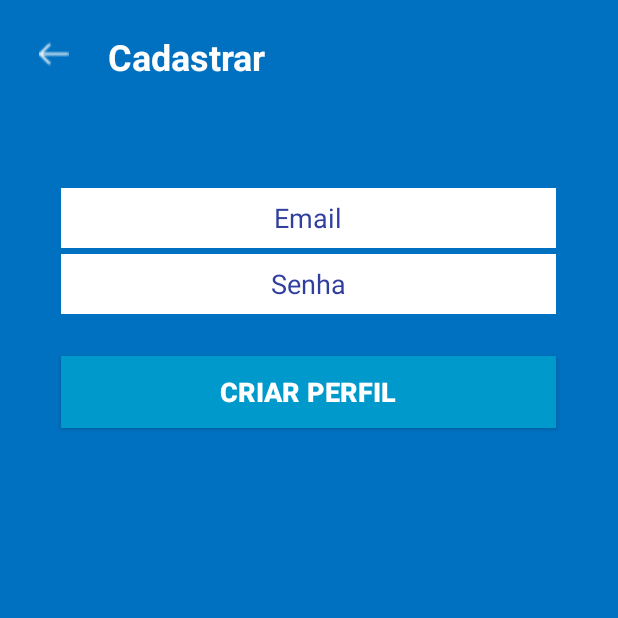
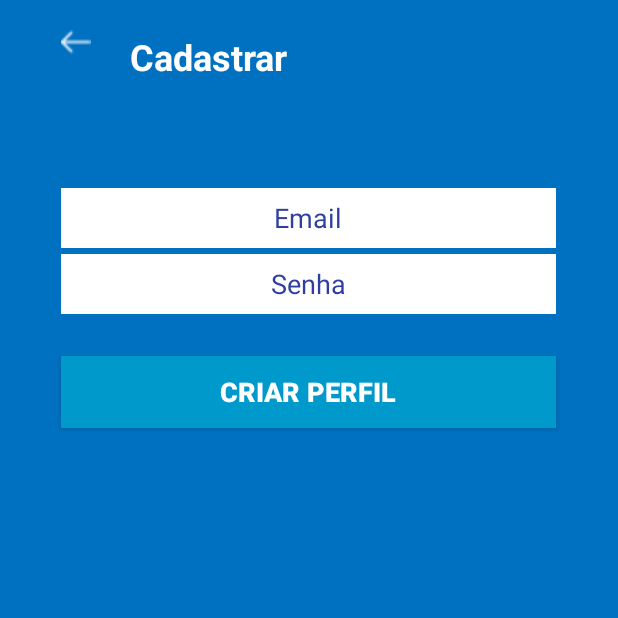
Before and after one commit to Matteuus/JavalingoAPK, an Android app: the CadastroActivity screen opened directly, with no data from a screen before it, on a phone screen of 412 x 824 dp, the top half of it. Run offline under Robolectric (Android 15) with nearby library versions, the phone set to English and light mode, and no system bars; our stand-ins replace Firebase (no records; nobody signed in at launch, a user with empty details on screens opened directly).

Commit message:
Correção de "pequenos" bugs

```diff
--- a/app/src/main/java/com/example/rfael/javalingo/CadastroActivity.java
+++ b/app/src/main/java/com/example/rfael/javalingo/CadastroActivity.java
@@ -69,6 +69,7 @@ public class CadastroActivity extends AppCompatActivity {
 
     public void voltartelalogin(View v){
         startActivity(new Intent(CadastroActivity.this, EntradaActivity.class));
+
     }
 
 }
--- a/app/src/main/res/layout/cadastro.xml
+++ b/app/src/main/res/layout/cadastro.xml
@@ -11,11 +11,12 @@
         style="@style/Widget.AppCompat.Button.Borderless"
         android:layout_width="20dp"
         android:layout_height="20dp"
-        android:layout_marginLeft="26dp"
-        android:layout_marginStart="26dp"
-        android:layout_marginTop="26dp"
         android:background="@drawable/voltar"
-        android:onClick="começar" />
+        android:onClick="voltartelalogin"
+        android:layout_alignBaseline="@+id/textView2"
+        android:layout_alignBottom="@+id/textView2"
+        android:layout_alignLeft="@+id/ctEmail"
+        android:layout_alignStart="@+id/ctEmail" />
 
     <TextView
         android:id="@+id/textView2"
--- a/app/src/main/res/layout/entrada.xml
+++ b/app/src/main/res/layout/entrada.xml
@@ -5,7 +5,7 @@
     android:layout_height="match_parent"
     xmlns:tools="http://schemas.android.com/tools"
     android:background="@drawable/fundo"
-    tools:context=".MainActivity">
+    tools:context=".EntradaActivity">
 
     <Button
         android:id="@+id/btVoltar"
@@ -89,7 +89,7 @@
         android:layout_below="@+id/btLogar"
         android:layout_centerHorizontal="true" />
 
-    <android.support.v4.widget.CircleImageView
+    <android.support.design.widget.FloatingActionButton
         android:id="@+id/btcadastrar"
         android:layout_width="80dp"
         android:layout_height="80dp"
@@ -99,6 +99,7 @@
         android:layout_alignParentRight="true"
         android:layout_alignParentEnd="true"
         android:layout_marginRight="11dp"
+        android:onClick="cadastrarusuario"
         android:layout_marginEnd="11dp" />
 
 
--- a/app/src/main/res/layout/telaprincipal.xml
+++ b/app/src/main/res/layout/telaprincipal.xml
@@ -16,6 +16,7 @@
         android:layout_marginBottom="128dp"
         android:background="@android:color/background_light"
         android:text="COMEÇAR AGORA"
+        android:onClick="agoravai"
         android:textColor="@color/colorPrimary"
 
         android:textSize="18sp" />
```
Also changed, not shown: app/src/main/AndroidManifest.xml (+2 -7 lines), app/src/main/java/com/example/rfael/javalingo/EntradaActivity.java (+7 -0 lines), app/src/main/java/com/example/rfael/javalingo/MainActivity.java (+6 -9 lines).
